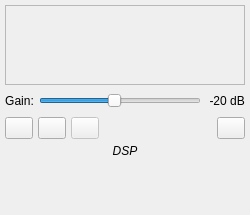
Above: src/qtgui/dockaudio.ui from gqrx-sdr/gqrx before the change. Below: the same form after it.
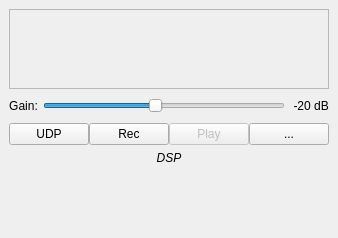
That is the form after the change. Icons and pictures are not drawn. Custom widgets are drawn as their Qt base class.

Commit message: Improve button layout for OSX (#98).

What changed in the file:
```diff
--- a/src/qtgui/dockaudio.ui
+++ b/src/qtgui/dockaudio.ui
@@ -6,8 +6,8 @@
    <rect>
     <x>0</x>
     <y>0</y>
-    <width>250</width>
-    <height>215</height>
+    <width>245</width>
+    <height>238</height>
    </rect>
   </property>
   <property name="sizePolicy">
@@ -18,8 +18,8 @@
   </property>
   <property name="minimumSize">
    <size>
-    <width>250</width>
-    <height>215</height>
+    <width>245</width>
+    <height>238</height>
    </size>
   </property>
   <property name="windowIcon">
@@ -40,21 +40,6 @@
     </sizepolicy>
    </property>
    <layout class="QVBoxLayout" name="verticalLayout">
-    <property name="spacing">
-     <number>5</number>
-    </property>
-    <property name="leftMargin">
-     <number>5</number>
-    </property>
-    <property name="topMargin">
-     <number>5</number>
-    </property>
-    <property name="rightMargin">
-     <number>5</number>
-    </property>
-    <property name="bottomMargin">
-     <number>5</number>
-    </property>
     <item>
      <widget class="CPlotter" name="audioSpectrum">
       <property name="sizePolicy">
@@ -162,37 +147,15 @@
     <item>
      <layout class="QHBoxLayout" name="audioRecLayout">
       <property name="spacing">
-       <number>5</number>
+       <number>0</number>
       </property>
       <item>
        <widget class="QPushButton" name="audioStreamButton">
-        <property name="sizePolicy">
-         <sizepolicy hsizetype="Fixed" vsizetype="Fixed">
-          <horstretch>0</horstretch>
-          <verstretch>0</verstretch>
-         </sizepolicy>
-        </property>
-        <property name="maximumSize">
-         <size>
-          <width>28</width>
-          <height>28</height>
-         </size>
-        </property>
         <property name="toolTip">
          <string>Stream audio over UDP</string>
         </property>
         <property name="text">
-         <string/>
-        </property>
-        <property name="icon">
-         <iconset resource="../../resources/icons.qrc">
-          <normaloff>:/icons/icons/tangeo-network-idle.svg</normaloff>:/icons/icons/tangeo-network-idle.svg</iconset>
-        </property>
-        <property name="iconSize">
-         <size>
-          <width>16</width>
-          <height>16</height>
-         </size>
+         <string>UDP</string>
         </property>
         <property name="checkable">
          <bool>true</bool>
@@ -202,26 +165,22 @@
       <item>
        <widget class="QPushButton" name="audioRecButton">
         <property name="sizePolicy">
-         <sizepolicy hsizetype="Fixed" vsizetype="Fixed">
+         <sizepolicy hsizetype="Minimum" vsizetype="Fixed">
           <horstretch>0</horstretch>
           <verstretch>0</verstretch>
          </sizepolicy>
         </property>
         <property name="maximumSize">
          <size>
-          <width>28</width>
-          <height>28</height>
+          <width>16777215</width>
+          <height>16777215</height>
          </size>
         </property>
         <property name="toolTip">
          <string>Record audio</string>
         </property>
         <property name="text">
-         <string/>
-        </property>
-        <property name="icon">
-         <iconset resource="../../resources/icons.qrc">
-          <normaloff>:/icons/icons/record.svg</normaloff>:/icons/icons/record.svg</iconset>
+         <string>Rec</string>
         </property>
         <property name="iconSize">
          <size>
@@ -240,7 +199,7 @@
          <bool>false</bool>
         </property>
         <property name="sizePolicy">
-         <sizepolicy hsizetype="Fixed" vsizetype="Fixed">
+         <sizepolicy hsizetype="Minimum" vsizetype="Fixed">
           <horstretch>0</horstretch>
           <verstretch>0</verstretch>
          </sizepolicy>
@@ -253,19 +212,15 @@
         </property>
         <property name="maximumSize">
          <size>
-          <width>28</width>
-          <height>28</height>
+          <width>16777215</width>
+          <height>16777215</height>
          </size>
         </property>
         <property name="toolTip">
          <string>Playback previously recorded audio</string>
         </property>
         <property name="text">
-         <string/>
-        </property>
-        <property name="icon">
-         <iconset resource="../../resources/icons.qrc">
-          <normaloff>:/icons/icons/play.svg</normaloff>:/icons/icons/play.svg</iconset>
+         <string>Play</string>
         </property>
         <property name="iconSize">
          <size>
@@ -278,28 +233,15 @@
         </property>
        </widget>
       </item>
-      <item>
-       <spacer name="horizontalSpacer">
-        <property name="orientation">
-         <enum>Qt::Horizontal</enum>
-        </property>
-        <property name="sizeHint" stdset="0">
-         <size>
-          <width>40</width>
-          <height>20</height>
-         </size>
-        </property>
-       </spacer>
-      </item>
       <item>
        <widget class="QPushButton" name="audioConfButton">
         <property name="enabled">
          <bool>true</bool>
         </property>
         <property name="sizePolicy">
-         <sizepolicy hsizetype="Fixed" vsizetype="Fixed">
-          <horstretch>32</horstretch>
-          <verstretch>32</verstretch>
+         <sizepolicy hsizetype="Minimum" vsizetype="Fixed">
+          <horstretch>0</horstretch>
+          <verstretch>0</verstretch>
          </sizepolicy>
         </property>
         <property name="minimumSize">
@@ -310,19 +252,15 @@
         </property>
         <property name="maximumSize">
          <size>
-          <width>28</width>
-          <height>28</height>
+          <width>16777215</width>
+          <height>16777215</height>
          </size>
         </property>
         <property name="toolTip">
          <string>Audio settings</string>
         </property>
         <property name="text">
-         <string/>
-        </property>
-        <property name="icon">
-         <iconset resource="../../resources/icons.qrc">
-          <normaloff>:/icons/icons/settings.svg</normaloff>:/icons/icons/settings.svg</iconset>
+         <string>...</string>
         </property>
         <property name="iconSize">
          <size>
```
Left out of the diff: 16 changed lines with no effect on the pictures.
